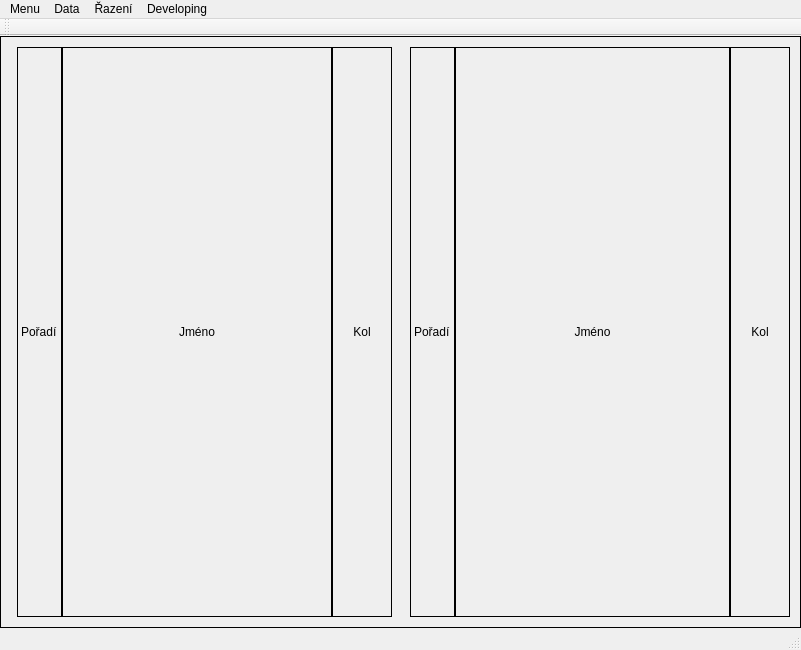
First picture: the form in mainwindow.ui, repository aITy/24hoursRace, before the edit.
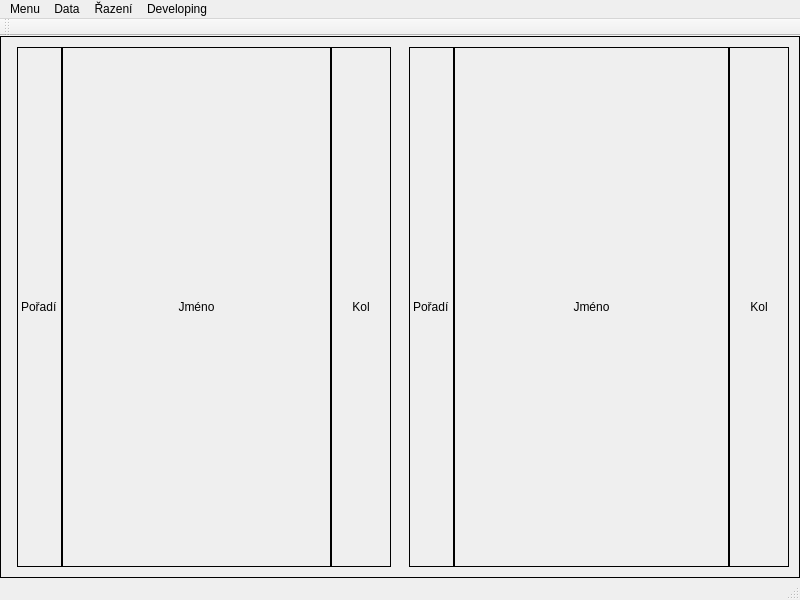
Second picture: the form after the edit.

Patch:
```diff
--- a/mainwindow.ui
+++ b/mainwindow.ui
@@ -6,8 +6,8 @@
    <rect>
     <x>0</x>
     <y>0</y>
-    <width>801</width>
-    <height>650</height>
+    <width>800</width>
+    <height>600</height>
    </rect>
   </property>
   <property name="windowTitle">
@@ -181,7 +181,7 @@
     <rect>
      <x>0</x>
      <y>0</y>
-     <width>801</width>
+     <width>800</width>
      <height>21</height>
     </rect>
    </property>
```
Left out of the diff: 116 changed lines with no effect on the pictures.
